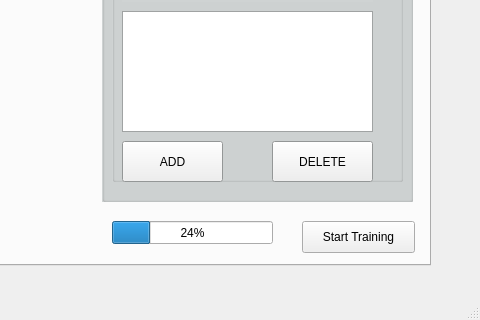
The window that main.ui (aiarcade/mlmarkers) describes before a commit, drawn with Qt 5; both pictures show x 500 to 980 and y 395 to 715 of the 980 by 715 pixel window.
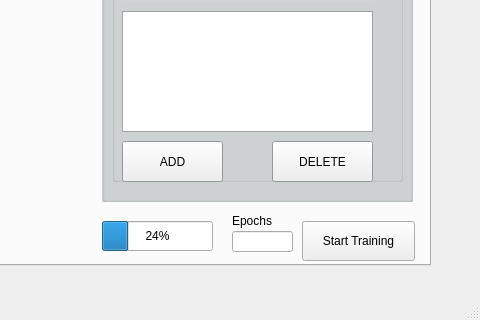
The same window after the commit. Icons and pictures are not drawn.

What changed in the file:
```diff
--- a/main.ui
+++ b/main.ui
@@ -236,7 +236,7 @@
         <x>750</x>
         <y>570</y>
         <width>113</width>
-        <height>32</height>
+        <height>40</height>
        </rect>
       </property>
       <property name="text">
@@ -269,16 +269,39 @@
      <widget class="QProgressBar" name="trainProgressBar">
       <property name="geometry">
        <rect>
-        <x>560</x>
+        <x>550</x>
         <y>570</y>
-        <width>161</width>
-        <height>23</height>
+        <width>111</width>
+        <height>30</height>
        </rect>
       </property>
       <property name="value">
        <number>24</number>
       </property>
      </widget>
+     <widget class="QLineEdit" name="epochEdit">
+      <property name="geometry">
+       <rect>
+        <x>680</x>
+        <y>580</y>
+        <width>61</width>
+        <height>21</height>
+       </rect>
+      </property>
+     </widget>
+     <widget class="QLabel" name="EPlabel">
+      <property name="geometry">
+       <rect>
+        <x>680</x>
+        <y>560</y>
+        <width>60</width>
+        <height>20</height>
+       </rect>
+      </property>
+      <property name="text">
+       <string>Epochs</string>
+      </property>
+     </widget>
     </widget>
     <widget class="QWidget" name="detectionTab">
      <attribute name="title">
```
